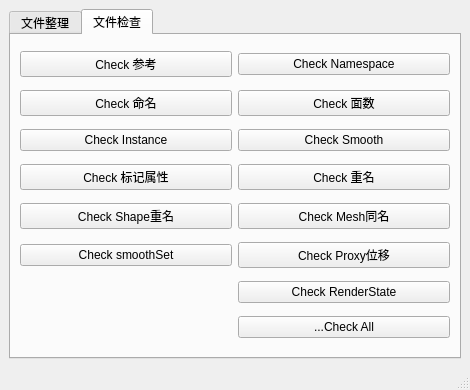
Old version of the form maya_sixteen/Python/OCT_Pipeline/media/ppl_assetTool.ui in the repository all-in-one-of/oct.
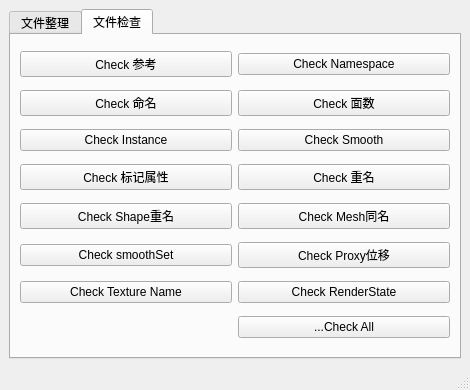
New version of the form. The open tabs and pages were chosen to show the change.

Commit message: 前期整理工具 添加 贴图命名检测

```diff
--- a/maya_sixteen/Python/OCT_Pipeline/media/ppl_assetTool.ui
+++ b/maya_sixteen/Python/OCT_Pipeline/media/ppl_assetTool.ui
@@ -284,6 +284,13 @@
           </property>
          </widget>
         </item>
+        <item row="6" column="0">
+         <widget class="QPushButton" name="txsnm_chk_bt">
+          <property name="text">
+           <string>Check Texture Name</string>
+          </property>
+         </widget>
+        </item>
        </layout>
       </widget>
      </widget>
```
Left out of the diff: 2 changed lines with no effect on the pictures. The commit also changes 1 other file.
